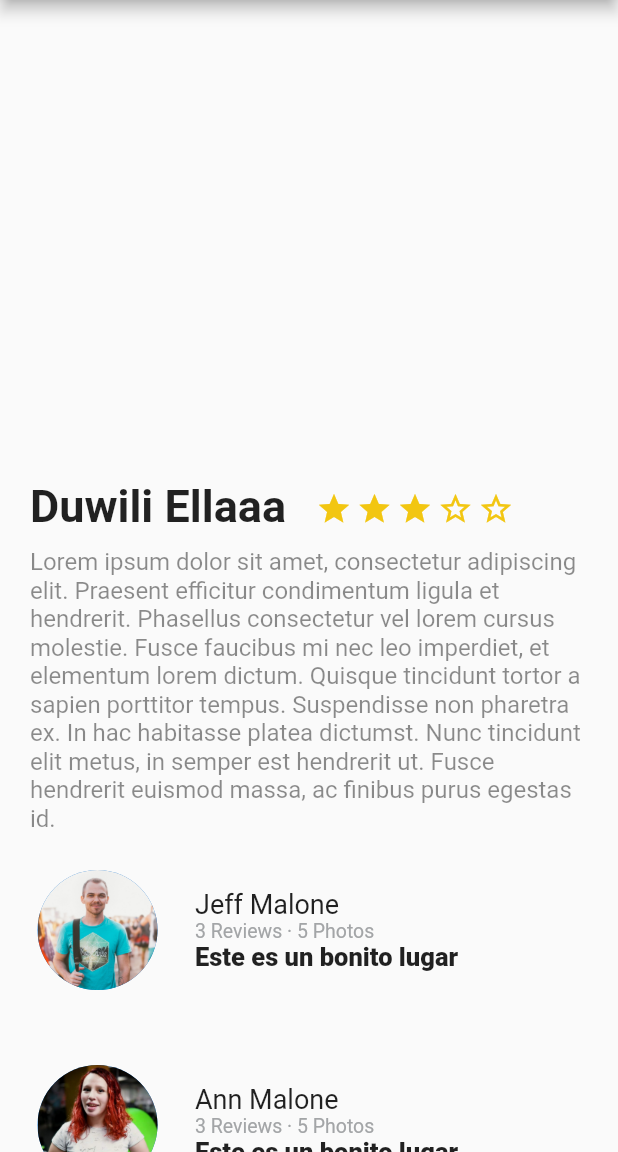
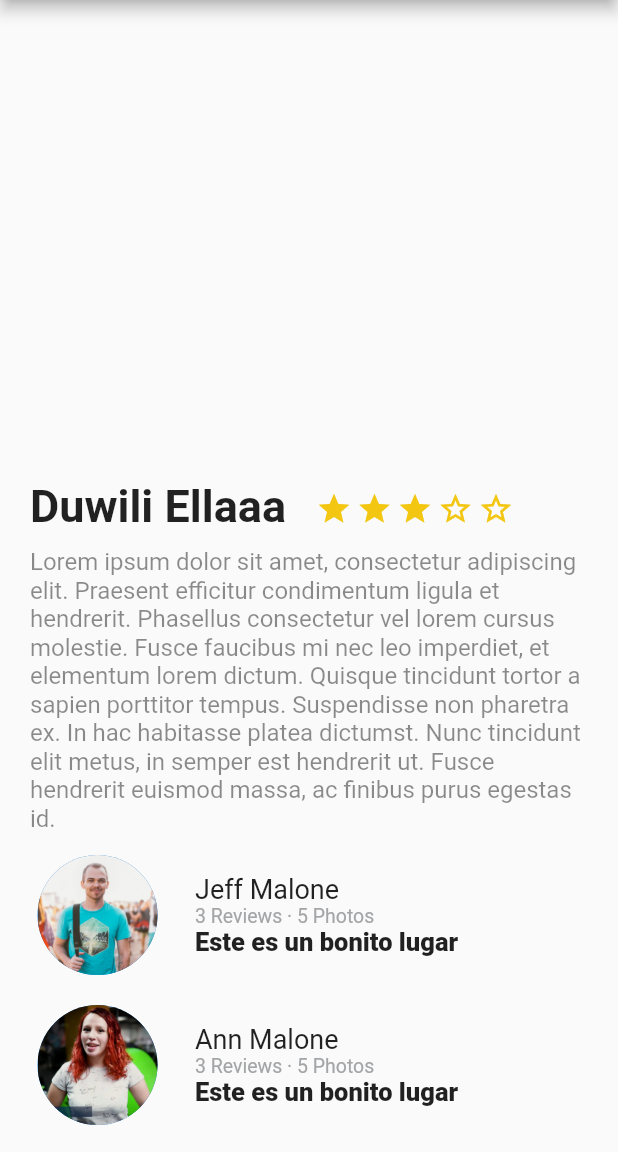
Before and after one commit to jccari/trips_app, a Flutter app: the screen it shows after launch, on a phone screen of 412 x 824 dp, the part 84-1236 px from its top. Run offline on Flutter 3.47's test engine with Material 2 defaults, Android fonts, the phone set to English and light mode, and no system bars.

Commit message:
fix margins

```diff
--- a/lib/components/reviews/review.dart
+++ b/lib/components/reviews/review.dart
@@ -20,7 +20,11 @@ class ReviewWidget extends StatelessWidget {
   @override
   Widget build(BuildContext context) {
     return Container(
-      margin: EdgeInsets.all(20.0),
+      margin: EdgeInsets.only(
+        top: 10.0,
+        left: 20.0,
+        right: 20.0,
+      ),
       child: Row(
         children: [
           UserPhotoWidget(this.userPhotoSrc),
```
